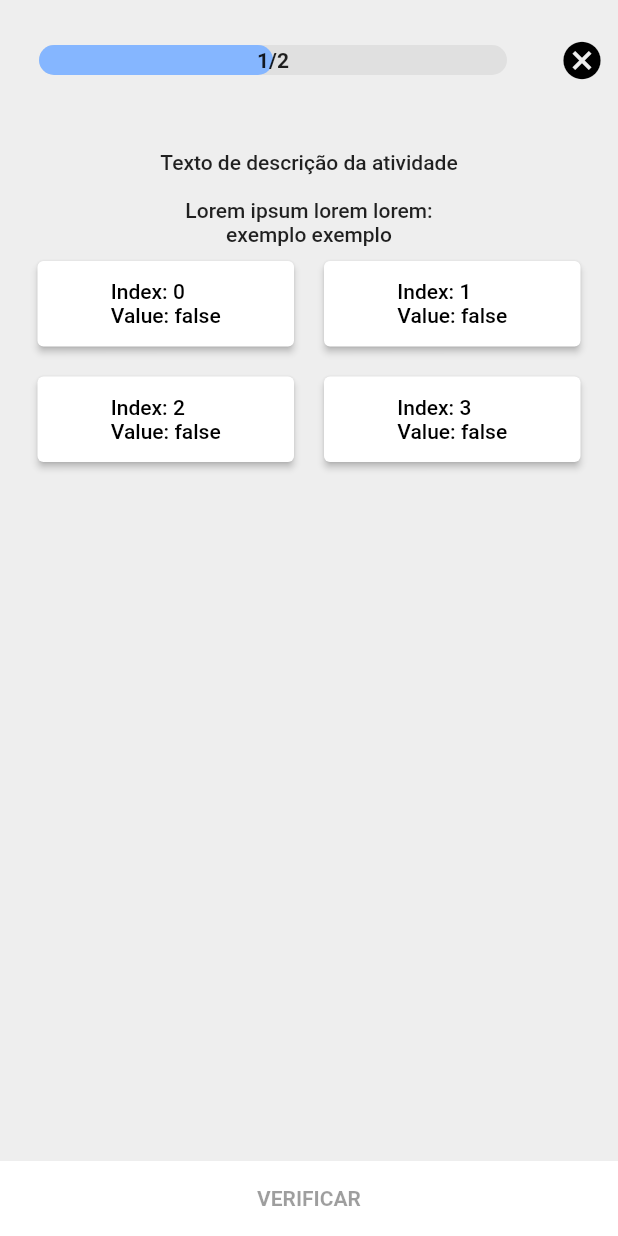
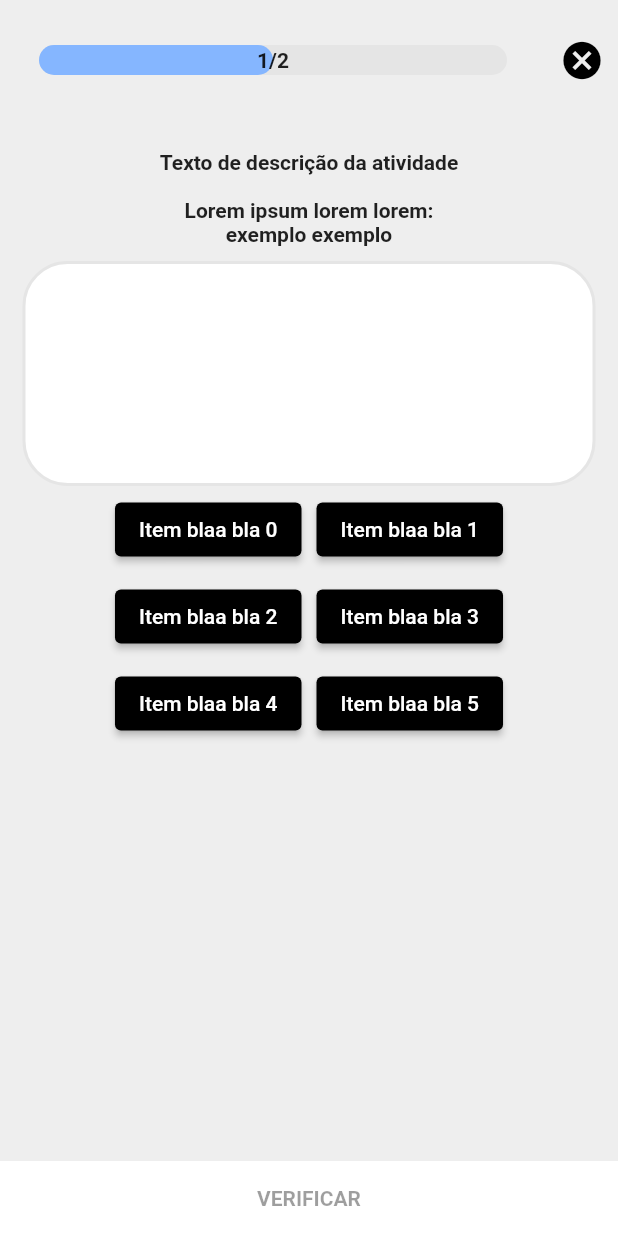
Before and after one commit to PazJulia/app, a Flutter app: the Pratica screen opened directly, on a phone screen of 412 x 824 dp. Run offline on Flutter 3.47's test engine with Material 2 defaults, Android fonts, the phone set to English and light mode, and no system bars; drawn by our look-alikes of percent_indicator; our stand-ins replace intro_slider, timelines.

Commit message:
adicionando componentes

```diff
--- a/lib/components/atividade-escolha-codigo.dart
+++ b/lib/components/atividade-escolha-codigo.dart
@@ -1,14 +1,59 @@
 import 'package:flutter/material.dart';
 
-class AtividadeEscolhaCodigo extends StatelessWidget {
+import '../shared/values/colors.dart';
+
+class AtividadeEscolhaCodigo extends StatefulWidget {
   const AtividadeEscolhaCodigo({super.key});
 
   @override
+  _AtividadeEscolhaCodigoState createState() => _AtividadeEscolhaCodigoState();
+}
+
+class _AtividadeEscolhaCodigoState extends State<AtividadeEscolhaCodigo> {
+  var clickedButtonPosition = [false, false, false, false];
+
+  @override
   Widget build(BuildContext context) {
-    return Container(
-      color: Colors.blue,
-      height: 50,
-      width: double.infinity,
+    List<int> _items = List.generate(6, (i) => i);
+    return Padding(
+      padding: EdgeInsets.all(10),
+      child: Expanded(
+        child: Column(
+          children: [
+            Container(
+              height: 150,
+              padding: EdgeInsets.only(bottom: 20),
+              decoration: BoxDecoration(
+                color: primaryColor,
+                borderRadius: BorderRadius.circular(30),
+                border: Border.all(
+                  color: sixthColor,
+                  width: 2.0,
+                ),
+              ),
+            ),
+            Wrap(
+              direction: Axis.horizontal,
+              children: [
+                for (var i in _items)
+                  Padding(
+                    padding: const EdgeInsets.all(5),
+                    child: ElevatedButton(
+                      onPressed: () {},
+                      style: ButtonStyle(
+                          backgroundColor:
+                              MaterialStateProperty.all<Color>(secondaryColor)),
+                      child: Text(
+                        'Item blaa bla $i',
+                        style: TextStyle(color: primaryColor),
+                      ),
+                    ),
+                  ),
+              ],
+            ),
+          ],
+        ),
+      ),
     );
   }
 }
--- a/lib/components/atividade-escolha-comandos.dart
+++ b/lib/components/atividade-escolha-comandos.dart
@@ -16,7 +16,7 @@ class _AtividadeEscolhaComandosState extends State<AtividadeEscolhaComandos> {
   Widget build(BuildContext context) {
     return Container(
       height: 300,
-      padding: const EdgeInsets.symmetric(horizontal: 20.0, vertical: 10),
+      padding: const EdgeInsets.only(top: 30, right: 20, bottom: 5, left: 20),
       child: GridView.builder(
         itemCount: 4,
         itemBuilder: (context, index) => SizedBox(
@@ -24,6 +24,7 @@ class _AtividadeEscolhaComandosState extends State<AtividadeEscolhaComandos> {
           child: ElevatedButton(
             onPressed: () {
               setState(() {
+                clickedButtonPosition = [false, false, false, false];
                 clickedButtonPosition[index] = true;
               });
             },
@@ -32,8 +33,13 @@ class _AtividadeEscolhaComandosState extends State<AtividadeEscolhaComandos> {
                   ? MaterialStateProperty.all<Color>(secondaryColor)
                   : MaterialStateProperty.all<Color>(primaryColor),
             ),
-            child:
-                Text('Index: $index\nValue: ${clickedButtonPosition[index]}'),
+            child: Text(
+              'Index: $index\nValue: ${clickedButtonPosition[index]}',
+              style: TextStyle(
+                  color: clickedButtonPosition[index] == true
+                      ? primaryColor
+                      : secondaryColor),
+            ),
           ),
         ),
         gridDelegate: const SliverGridDelegateWithFixedCrossAxisCount(
--- a/lib/screens/pratica.dart
+++ b/lib/screens/pratica.dart
@@ -10,7 +10,7 @@ class Pratica extends StatelessWidget {
 
   @override
   Widget build(BuildContext context) {
-    int activityType = 0;
+    int activityType = 1;
     return Scaffold(
       appBar: AppBar(
         toolbarHeight: 80,
@@ -26,7 +26,7 @@ class Pratica extends StatelessWidget {
           ),
           barRadius: const Radius.circular(16),
           progressColor: fourthColor,
-          backgroundColor: Colors.grey[300],
+          backgroundColor: sixthColor,
         ),
         actions: [
           IconButton(
@@ -56,7 +56,7 @@ class Pratica extends StatelessWidget {
                     const Text(
                       'Texto de descrição da atividade\n\nLorem ipsum lorem lorem:\nexemplo exemplo',
                       textAlign: TextAlign.center,
-                      style: TextStyle(fontWeight: FontWeight.w500),
+                      style: TextStyle(fontWeight: FontWeight.bold),
                     ),
                     if (activityType == 0)
                       const AtividadeEscolhaComandos()
--- a/lib/shared/values/colors.dart
+++ b/lib/shared/values/colors.dart
@@ -5,3 +5,4 @@ Color secondaryColor = Colors.black;
 Color thirdColor = const Color.fromARGB(255, 195, 219, 255);
 Color fourthColor = const Color.fromARGB(255, 133, 182, 255);
 Color fifthColor = const Color.fromARGB(255, 238, 238, 238);
+Color sixthColor = const Color.fromARGB(255, 229, 229, 229);
```
